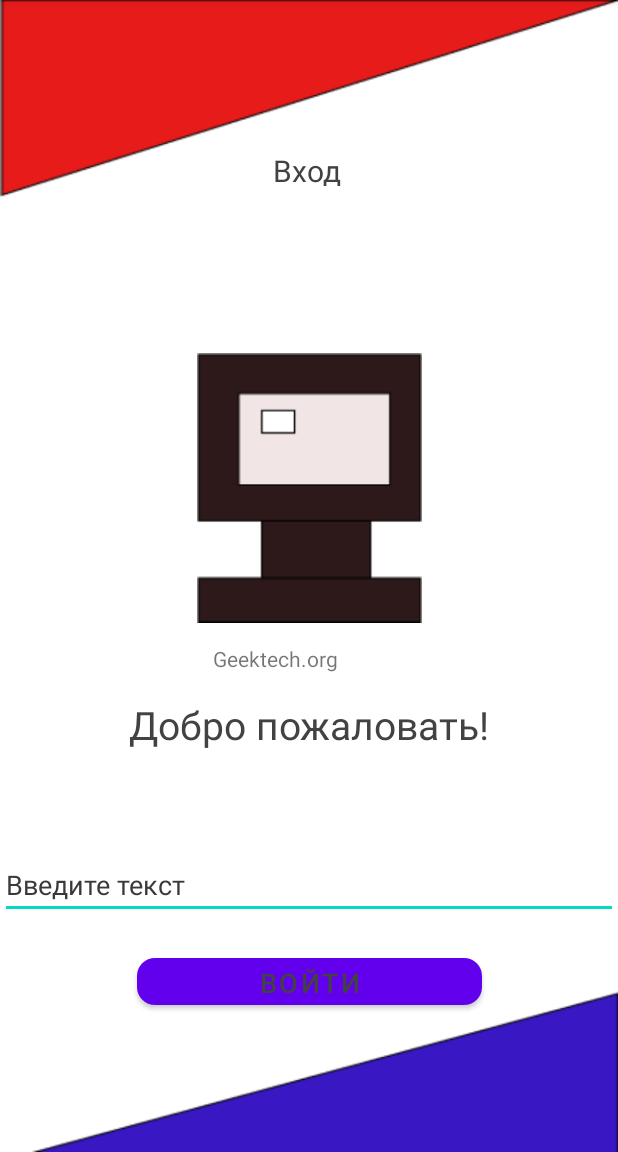
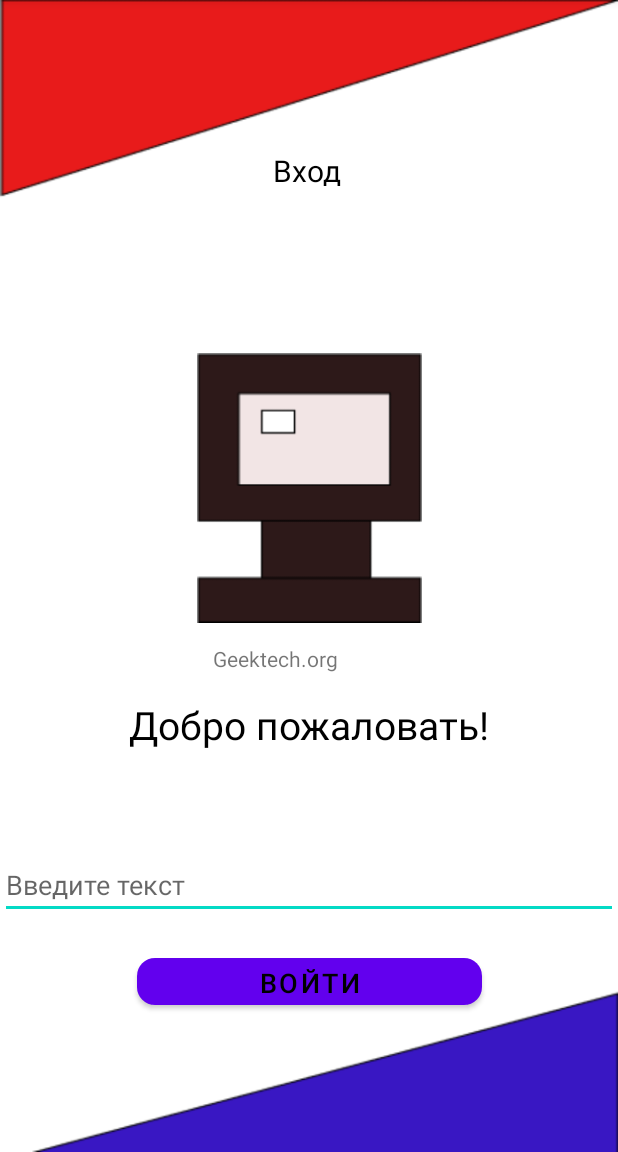
Before and after one commit to kamola25/Project, an Android app: the screen it shows after launch (MainActivity), on a phone screen of 412 x 824 dp, the part 84-1236 px from its top. Run offline under Robolectric (Android 15) with nearby library versions, the phone set to English and light mode, and no system bars.

Commit message:
correct string

```diff
--- a/app/src/main/res/layout/activity_main.xml
+++ b/app/src/main/res/layout/activity_main.xml
@@ -10,8 +10,8 @@
     <com.google.android.material.button.MaterialButton
         android:layout_width="230dp"
         android:layout_height="43dp"
-        android:text="Войти"
-        android:textColor="@color/cardview_dark_background"
+        android:text="@string/come"
+        android:textColor="@color/black"
         android:textSize="18sp"
         android:layout_marginTop="20dp"
         app:cornerRadius="12dp"
@@ -27,8 +27,8 @@
         android:layout_width="48dp"
         android:layout_height="24dp"
         android:gravity="top"
-        android:text="Вход"
-        android:textColor="@color/cardview_dark_background"
+        android:text="@string/come2"
+        android:textColor="@color/black"
         android:textSize="20sp"
         app:layout_constraintEnd_toEndOf="parent"
         app:layout_constraintStart_toStartOf="parent"
@@ -39,9 +39,9 @@
         android:layout_width="wrap_content"
         android:layout_height="64dp"
         android:layout_marginTop="12dp"
-        android:text="Добро пожаловать!"
+        android:text="@string/welcome"
         android:textAlignment="center"
-        android:textColor="@color/cardview_dark_background"
+        android:textColor="@color/black"
         android:textSize="26sp"
         app:layout_constraintBaseline_toTopOf="parent"
         app:layout_constraintEnd_toEndOf="parent"
@@ -55,7 +55,7 @@
         android:layout_width="128dp"
         android:layout_height="24dp"
         android:gravity="top"
-        android:text="Geektech.org"
+        android:text="@string/geek_tech_org"
         app:layout_constraintBaseline_toTopOf="parent"
         app:layout_constraintEnd_toEndOf="parent"
         app:layout_constraintStart_toStartOf="parent"
@@ -63,13 +63,15 @@
 
     <EditText
         android:textColor="@color/gray"
-        android:text="Введите текст"
+        android:hint="@string/enterText"
         android:id="@+id/view"
         android:layout_width="match_parent"
         android:layout_height="wrap_content"
         android:layout_marginTop="152dp"
         app:layout_constraintStart_toStartOf="@+id/vector_1"
-        app:layout_constraintTop_toBottomOf="@id/vector_1" />
+        app:layout_constraintTop_toBottomOf="@id/vector_1"
+        android:autofillHints="postalCode"
+        android:inputType="text" />
 
     <ImageView
         app:layout_constraintVertical_bias="0.4"
@@ -80,5 +82,6 @@
         app:layout_constraintBottom_toBottomOf="parent"
         app:layout_constraintTop_toTopOf="parent"
         app:layout_constraintEnd_toEndOf="parent"
-        app:layout_constraintStart_toStartOf="parent" />
+        app:layout_constraintStart_toStartOf="parent"
+        android:contentDescription="@string/computer" />
 </androidx.constraintlayout.widget.ConstraintLayout>
--- a/app/src/main/res/values/strings.xml
+++ b/app/src/main/res/values/strings.xml
@@ -4,4 +4,10 @@
 
 \u00D0\u0092\u00D0\u00BE\u00D0\u00B9\u00D1\u0082\u00D0\u00B8
 </string>
+    <string name="come">Войти</string>
+    <string name="enterText">Введите текст</string>
+    <string name="geek_tech_org">Geektech.org</string>
+    <string name="come2">Вход</string>
+    <string name="welcome">Добро пожаловать!</string>
+    <string name="computer">computer</string>
 </resources>
```
